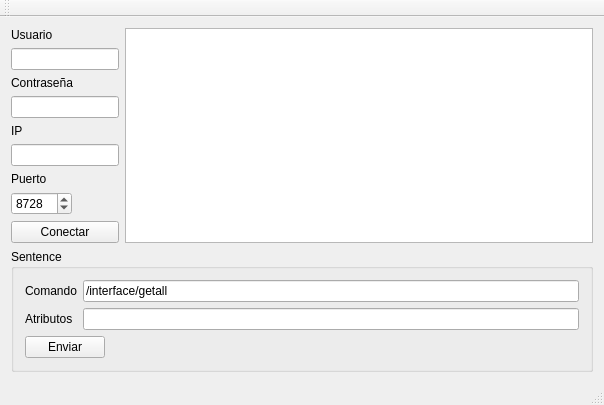
Before: the Qt Designer form mainwindow.ui in silderan/QMikrotikAPI, drawn with Qt 5.
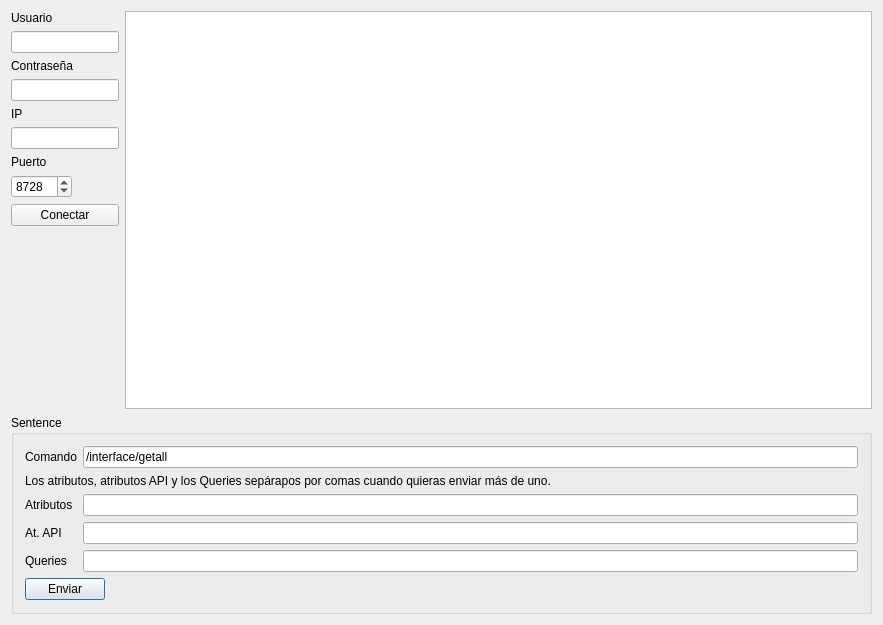
After: the same form once the commit is applied.

```diff
--- a/mainwindow.ui
+++ b/mainwindow.ui
@@ -6,8 +6,8 @@
    <rect>
     <x>0</x>
     <y>0</y>
-    <width>604</width>
-    <height>398</height>
+    <width>883</width>
+    <height>625</height>
    </rect>
   </property>
   <property name="windowTitle">
@@ -108,6 +108,13 @@
           </property>
          </widget>
         </item>
+        <item>
+         <widget class="QPushButton" name="pbConnect">
+          <property name="text">
+           <string>Conectar</string>
+          </property>
+         </widget>
+        </item>
         <item>
          <spacer name="verticalSpacer">
           <property name="orientation">
@@ -121,13 +128,6 @@
           </property>
          </spacer>
         </item>
-        <item>
-         <widget class="QPushButton" name="pbConnect">
-          <property name="text">
-           <string>Conectar</string>
-          </property>
-         </widget>
-        </item>
        </layout>
       </item>
       <item>
@@ -141,21 +141,27 @@
        <string>Sentence</string>
       </property>
       <layout class="QGridLayout" name="gridLayout">
-       <item row="0" column="0">
-        <widget class="QLabel" name="label_5">
+       <item row="4" column="1">
+        <widget class="QLineEdit" name="lineEdit_2"/>
+       </item>
+       <item row="3" column="0">
+        <widget class="QLabel" name="label_7">
          <property name="text">
-          <string>Comando</string>
+          <string>At. API</string>
          </property>
         </widget>
        </item>
-       <item row="0" column="1">
-        <widget class="QLineEdit" name="leCommand">
+       <item row="4" column="0">
+        <widget class="QLabel" name="label_8">
          <property name="text">
-          <string>/interface/getall</string>
+          <string>Queries</string>
          </property>
         </widget>
        </item>
-       <item row="2" column="0" colspan="2">
+       <item row="3" column="1">
+        <widget class="QLineEdit" name="lineEdit"/>
+       </item>
+       <item row="5" column="0" colspan="2">
         <widget class="QPushButton" name="pbEnviar">
          <property name="sizePolicy">
           <sizepolicy hsizetype="Maximum" vsizetype="Fixed">
@@ -166,42 +172,47 @@
          <property name="text">
           <string>Enviar</string>
          </property>
+         <property name="default">
+          <bool>true</bool>
+         </property>
         </widget>
        </item>
-       <item row="1" column="1">
+       <item row="0" column="0">
+        <widget class="QLabel" name="label_5">
+         <property name="text">
+          <string>Comando</string>
+         </property>
+        </widget>
+       </item>
+       <item row="2" column="1">
         <widget class="QLineEdit" name="leAttrib"/>
        </item>
-       <item row="1" column="0">
+       <item row="0" column="1">
+        <widget class="QLineEdit" name="leCommand">
+         <property name="text">
+          <string>/interface/getall</string>
+         </property>
+        </widget>
+       </item>
+       <item row="2" column="0">
         <widget class="QLabel" name="label_6">
          <property name="text">
           <string>Atributos</string>
          </property>
         </widget>
        </item>
+       <item row="1" column="0" colspan="2">
+        <widget class="QLabel" name="label_9">
+         <property name="text">
+          <string>Los atributos, atributos API y los Queries sepárapos por comas cuando quieras enviar más de uno.</string>
+         </property>
+        </widget>
+       </item>
       </layout>
      </widget>
     </item>
    </layout>
   </widget>
-  <widget class="QMenuBar" name="menuBar">
-   <property name="geometry">
-    <rect>
-     <x>0</x>
-     <y>0</y>
-     <width>604</width>
-     <height>21</height>
-    </rect>
-   </property>
-  </widget>
-  <widget class="QToolBar" name="mainToolBar">
-   <attribute name="toolBarArea">
-    <enum>TopToolBarArea</enum>
-   </attribute>
-   <attribute name="toolBarBreak">
-    <bool>false</bool>
-   </attribute>
-  </widget>
-  <widget class="QStatusBar" name="statusBar"/>
  </widget>
  <layoutdefault spacing="6" margin="11"/>
  <resources/>
```
Left out of the diff: 15 changed lines with no effect on the pictures.
